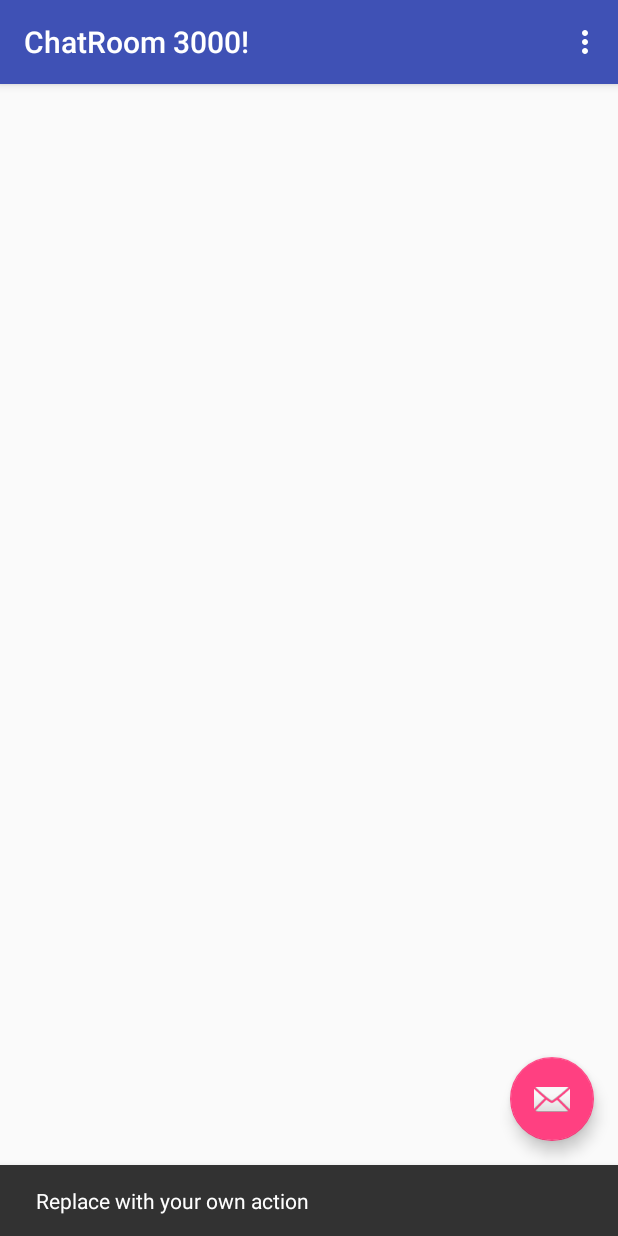
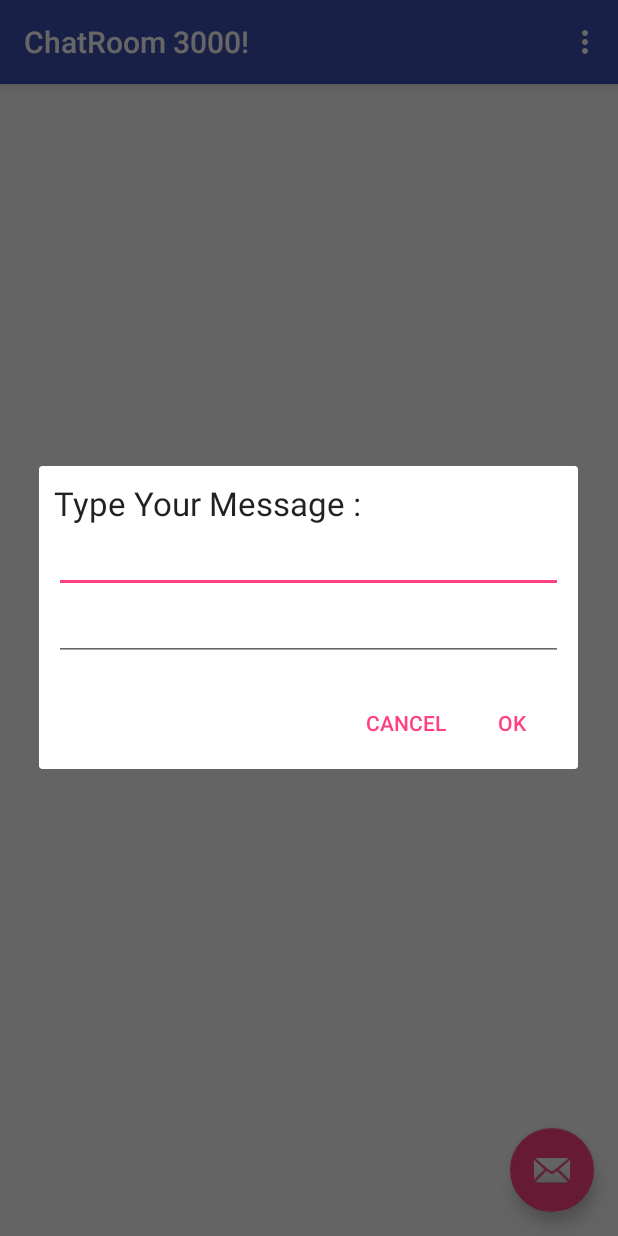
Before and after one commit to olavte/WebChatAndroid, an Android app: the screen it shows after launch (MainActivity), after a tap on an icon or button, on a phone screen of 412 x 824 dp. Run offline under Robolectric (Android 15) with nearby library versions, the phone set to English and light mode, and no system bars; network calls fail.

Commit message:
Added REST call for adding chatroom and messages

```diff
--- a/app/build.gradle
+++ b/app/build.gradle
@@ -21,7 +21,7 @@ android {
             proguardFiles getDefaultProguardFile('proguard-android.txt'), 'proguard-rules.pro'
         }
     }
-    buildToolsVersion '28.0.2'
+    buildToolsVersion '28.0.3'
     packagingOptions {
         exclude 'META-INF/DEPENDENCIES'
         exclude 'META-INF/LICENSE'
--- a/app/src/main/java/no/ntnu/webchatandroid/ChatRoomListAdapter.java
+++ b/app/src/main/java/no/ntnu/webchatandroid/ChatRoomListAdapter.java
@@ -13,7 +13,7 @@ import java.util.ArrayList;
 public class ChatRoomListAdapter extends RecyclerView.Adapter<ChatRoomListAdapter.MyViewHolder> {
 
     private ArrayList<ChatRoom> mDataset;
-    private AppCompatActivity activity;
+    private MainActivity activity;
 
     public static class MyViewHolder extends RecyclerView.ViewHolder {
         public TextView mTextView;
@@ -23,7 +23,7 @@ public class ChatRoomListAdapter extends RecyclerView.Adapter<ChatRoomListAdapte
         }
     }
 
-    public ChatRoomListAdapter(AppCompatActivity activity, ArrayList<ChatRoom> myDataset) {
+    public ChatRoomListAdapter(MainActivity activity, ArrayList<ChatRoom> myDataset) {
         this.activity = activity;
         mDataset = myDataset;
     }
@@ -47,6 +47,7 @@ public class ChatRoomListAdapter extends RecyclerView.Adapter<ChatRoomListAdapte
                 myIntent.putExtra("ID", chatRoom.getId());
                 myIntent.putExtra("NAME", chatRoom.getName());
                 myIntent.putExtra("PASSWORD", chatRoom.getPassword());
+                myIntent.putExtra("USER", activity.getUser().getName());
                 activity.startActivity(myIntent);
             }
         });
--- a/app/src/main/java/no/ntnu/webchatandroid/MainActivity.java
+++ b/app/src/main/java/no/ntnu/webchatandroid/MainActivity.java
@@ -1,18 +1,21 @@
 package no.ntnu.webchatandroid;
 
+import android.app.AlertDialog;
+import android.content.DialogInterface;
 import android.os.Bundle;
 import android.os.Handler;
 import android.os.Looper;
 import android.os.StrictMode;
 import android.support.design.widget.FloatingActionButton;
-import android.support.design.widget.Snackbar;
 import android.support.v7.app.AppCompatActivity;
 import android.support.v7.widget.LinearLayoutManager;
 import android.support.v7.widget.RecyclerView;
 import android.support.v7.widget.Toolbar;
+import android.view.LayoutInflater;
 import android.view.Menu;
 import android.view.MenuItem;
 import android.view.View;
+import android.widget.EditText;
 
 import java.util.ArrayList;
 
@@ -26,6 +29,8 @@ public class MainActivity extends AppCompatActivity {
     private RestService restService;
     private Thread listener;
 
+    private User user = null;
+
     private boolean running;
 
     @Override
@@ -36,6 +41,7 @@ public class MainActivity extends AppCompatActivity {
         setSupportActionBar(toolbar);
 
         listener = createListener();
+        user = new User();
 
         StrictMode.ThreadPolicy policy = new StrictMode.ThreadPolicy.Builder().permitAll().build();
         StrictMode.setThreadPolicy(policy);
@@ -44,8 +50,7 @@ public class MainActivity extends AppCompatActivity {
         fab.setOnClickListener(new View.OnClickListener() {
             @Override
             public void onClick(View view) {
-                Snackbar.make(view, "Replace with your own action", Snackbar.LENGTH_LONG)
-                        .setAction("Action", null).show();
+                addChatRoomDialog();
             }
         });
 
@@ -64,26 +69,8 @@ public class MainActivity extends AppCompatActivity {
 
         mAdapter.notifyDataSetChanged();
         listener.start();
-    }
 
-    @Override
-    protected void onResume() {
-        super.onResume();
-        if(!running) {
-            listener.start();
-        }
-    }
-
-    @Override
-    protected void onPause() {
-        super.onPause();
-        running = false;
-    }
-
-    @Override
-    protected void onDestroy() {
-        super.onDestroy();
-        running = false;
+        showLogin();
     }
 
     @Override
@@ -132,4 +119,93 @@ public class MainActivity extends AppCompatActivity {
             }
         });
     }
+
+    private void showLogin() {
+        // get two_input_dialog.xmlialog.xml view
+        LayoutInflater li = LayoutInflater.from(this);
+        View promptsView = li.inflate(R.layout.two_input_dialog, null);
+
+        AlertDialog.Builder alertDialogBuilder = new AlertDialog.Builder(
+                this);
+
+        // set two_input_dialog.xmlialog.xml to alertdialog builder
+        alertDialogBuilder.setView(promptsView);
+
+        final EditText loginUsername = (EditText) promptsView
+                .findViewById(R.id.inputOne);
+        final EditText loginPassword = (EditText) promptsView
+                .findViewById(R.id.inputTwo);
+
+        // set dialog message
+        alertDialogBuilder
+                .setCancelable(false)
+                .setPositiveButton("OK",
+                        new DialogInterface.OnClickListener() {
+                            public void onClick(DialogInterface dialog,int id) {
+                                // get user input and set it to result
+                                // edit text
+                                user.setName(loginUsername.getText().toString());
+                                user.setPassword(loginPassword.getText().toString());
+                            }
+                        })
+                .setNegativeButton("Cancel",
+                        new DialogInterface.OnClickListener() {
+                            public void onClick(DialogInterface dialog,int id) {
+                                dialog.cancel();
+                            }
+                        });
+
+        // create alert dialog
+        AlertDialog alertDialog = alertDialogBuilder.create();
+
+        // show it
+        alertDialog.show();
+    }
+
+    private void addChatRoomDialog() {
+        // get two_input_dialog.xmlialog.xml view
+        LayoutInflater li = LayoutInflater.from(this);
+        View promptsView = li.inflate(R.layout.two_input_dialog, null);
+
+        AlertDialog.Builder alertDialogBuilder = new AlertDialog.Builder(
+                this);
+
+        // set two_input_dialog.xmlialog.xml to alertdialog builder
+        alertDialogBuilder.setView(promptsView);
+
+        final EditText chatRoomName = (EditText) promptsView
+                .findViewById(R.id.inputOne);
+        final EditText chatRoomPassword = (EditText) promptsView
+                .findViewById(R.id.inputTwo);
+
+        // set dialog message
+        alertDialogBuilder
+                .setCancelable(false)
+                .setPositiveButton("OK",
+                        new DialogInterface.OnClickListener() {
+                            public void onClick(DialogInterface dialog,int id) {
+                                // get user input and set it to result
+                                // edit text
+                                restService.addNewChatRoom(
+                                        chatRoomName.getText().toString(),
+                                        chatRoomPassword.getText().toString());
+                            }
+                        })
+                .setNegativeButton("Cancel",
+                        new DialogInterface.OnClickListener() {
+                            public void onClick(DialogInterface dialog,int id) {
+                                dialog.cancel();
+                            }
+                        });
+
+        // create alert dialog
+        AlertDialog alertDialog = alertDialogBuilder.create();
+
+        // show it
+        alertDialog.show();
+    }
+
+    public User getUser() {
+        return user;
+    }
 }
--- /dev/null
+++ b/app/src/main/java/no/ntnu/webchatandroid/User.java
@@ -0,0 +1,16 @@
+package no.ntnu.webchatandroid;
+
+import lombok.AllArgsConstructor;
+import lombok.Data;
+import lombok.NoArgsConstructor;
+
+@Data
+@NoArgsConstructor
+@AllArgsConstructor
+public class User {
+    private Long id;
+
+    private String name;
+
+    private String password;
+}
--- /dev/null
+++ b/app/src/main/res/layout/two_input_dialog.xml
@@ -0,0 +1,32 @@
+<?xml version="1.0" encoding="utf-8"?>
+<LinearLayout xmlns:android="http://schemas.android.com/apk/res/android"
+    android:id="@+id/layout_root"
+    android:layout_width="fill_parent"
+    android:layout_height="fill_parent"
+    android:orientation="vertical"
+    android:padding="10dp" >
+
+    <TextView
+        android:id="@+id/textView1"
+        android:layout_width="wrap_content"
+        android:layout_height="wrap_content"
+        android:text="Type Your Message : "
+        android:textAppearance="?android:attr/textAppearanceLarge" />
+
+    <EditText
+        android:id="@+id/inputOne"
+        android:layout_width="match_parent"
+        android:layout_height="wrap_content" >
+
+        <requestFocus />
+
+    </EditText>
+
+    <EditText
+        android:id="@+id/inputTwo"
+        android:layout_width="match_parent"
+        android:layout_height="wrap_content" >
+
+    </EditText>
+
+</LinearLayout>
--- a/build.gradle
+++ b/build.gradle
@@ -7,7 +7,7 @@ buildscript {
         jcenter()
     }
     dependencies {
-        classpath 'com.android.tools.build:gradle:3.2.0'
+        classpath 'com.android.tools.build:gradle:3.2.1'
 
 
         // NOTE: Do not place your application dependencies here; they belong
```
Also changed, not shown: app/src/main/java/no/ntnu/webchatandroid/ChatActivity.java (+21 -16 lines), app/src/main/java/no/ntnu/webchatandroid/RestService.java (+20 -12 lines), app/src/main/res/layout/activity_chat.xml (+20 -3 lines).
